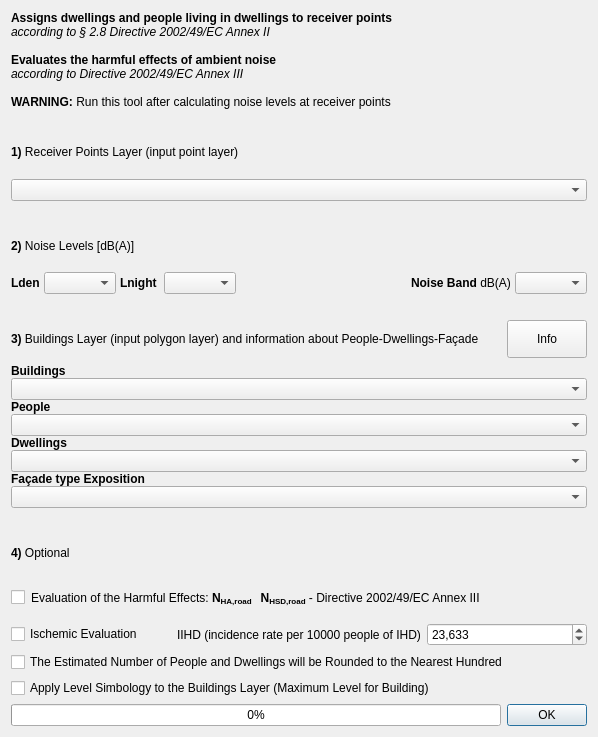
Before: the Qt Designer form tools/ui_NoiseExposure.ui in pierluigiderosa/openoise, drawn with Qt 5.
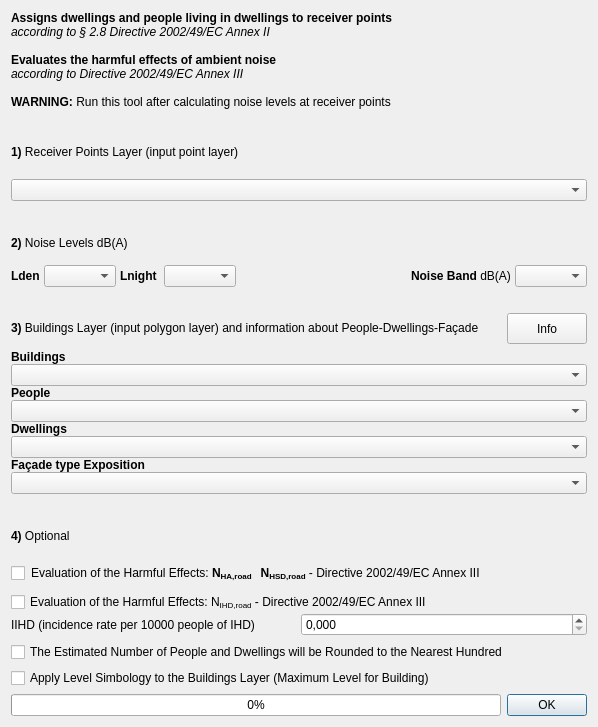
After: the same form once the commit is applied. Custom widgets are drawn as their Qt base class.

Commit message: - fix 19 settembre 23 - varie modifiche GUI

```diff
--- a/tools/ui_NoiseExposure.ui
+++ b/tools/ui_NoiseExposure.ui
@@ -10,7 +10,7 @@
     <x>0</x>
     <y>0</y>
     <width>598</width>
-    <height>737</height>
+    <height>727</height>
    </rect>
   </property>
   <property name="sizePolicy">
@@ -110,7 +110,7 @@
    <item>
     <widget class="QLabel" name="label_10">
      <property name="text">
-      <string>&lt;html&gt;&lt;head/&gt;&lt;body&gt;&lt;p&gt;&lt;span style=&quot; font-weight:600;&quot;&gt;2)&lt;/span&gt; Noise Levels [dB(A)]&lt;/p&gt;&lt;/body&gt;&lt;/html&gt;</string>
+      <string>&lt;html&gt;&lt;head/&gt;&lt;body&gt;&lt;p&gt;&lt;span style=&quot; font-weight:600;&quot;&gt;2)&lt;/span&gt; Noise Levels dB(A)&lt;/p&gt;&lt;/body&gt;&lt;/html&gt;</string>
      </property>
     </widget>
    </item>
@@ -407,7 +407,21 @@
     </layout>
    </item>
    <item>
-    <layout class="QHBoxLayout" name="horizontalLayout_2">
+    <layout class="QVBoxLayout" name="vLayout_Ischemia">
+     <property name="spacing">
+      <number>3</number>
+     </property>
+     <property name="leftMargin">
+      <number>0</number>
+     </property>
+     <property name="topMargin">
+      <number>0</number>
+     </property>
+     <property name="bottomMargin">
+      <number>0</number>
+     </property>
+     <item>
+      <layout class="QHBoxLayout" name="hLayout_chek_ischemia">
      <property name="leftMargin">
       <number>0</number>
      </property>
@@ -416,11 +430,49 @@
      </property>
      <item>
       <widget class="QCheckBox" name="IschemicEvaluation">
+         <property name="enabled">
+          <bool>true</bool>
+         </property>
+         <property name="minimumSize">
+          <size>
+           <width>0</width>
+           <height>0</height>
+          </size>
+         </property>
+         <property name="maximumSize">
+          <size>
+           <width>16</width>
+           <height>16777215</height>
+          </size>
+         </property>
        <property name="text">
-        <string>Ischemic Evaluation</string>
-       </property>
-      </widget>
-     </item>
+          <string/>
+         </property>
+         <property name="iconSize">
+          <size>
+           <width>20</width>
+           <height>20</height>
+          </size>
+         </property>
+        </widget>
+       </item>
+       <item>
+        <widget class="QLabel" name="label_13">
+         <property name="text">
+          <string>Evaluation of the Harmful Effects: N&lt;sub&gt;IHD,road&lt;/sub&gt; - Directive 2002/49/EC Annex III</string>
+         </property>
+        </widget>
+       </item>
+      </layout>
+     </item>
+     <item>
+      <layout class="QHBoxLayout" name="hLayout_IHD">
+       <property name="topMargin">
+        <number>0</number>
+       </property>
+       <property name="bottomMargin">
+        <number>0</number>
+       </property>
      <item>
       <widget class="QLabel" name="label_12">
        <property name="text">
@@ -434,9 +486,11 @@
         <number>3</number>
        </property>
        <property name="value">
-        <double>23.632999999999999</double>
-       </property>
-      </widget>
+          <double>0.000000000000000</double>
+         </property>
+        </widget>
+       </item>
+      </layout>
      </item>
     </layout>
    </item>
```
Lines whose indentation alone changed are shown as unchanged. The commit also changes 3 other files.
